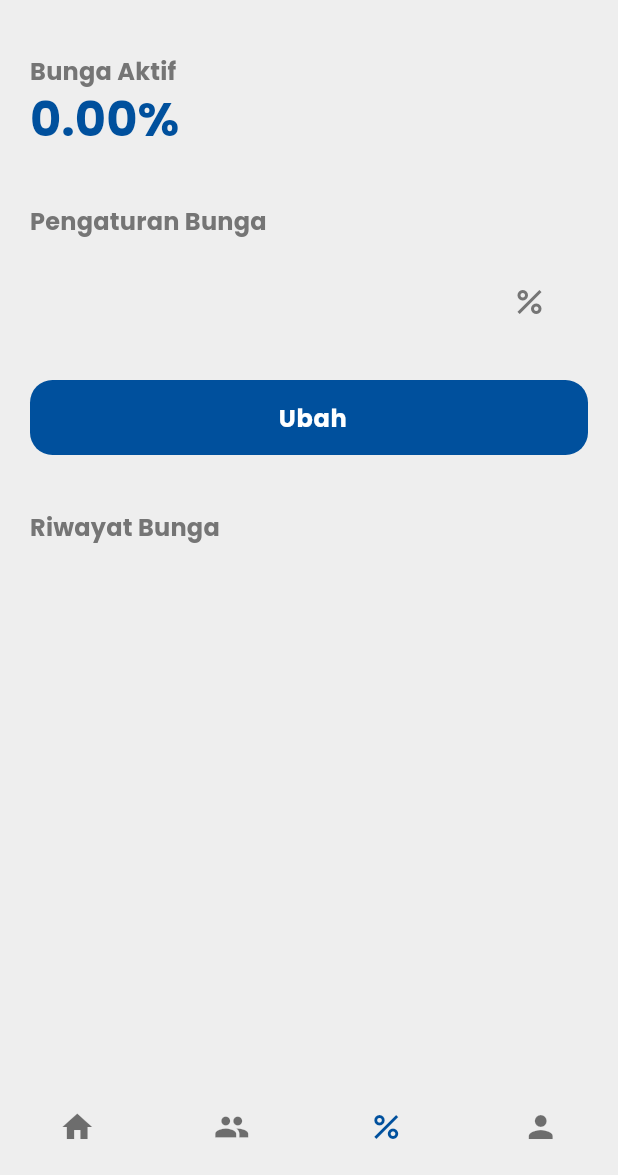
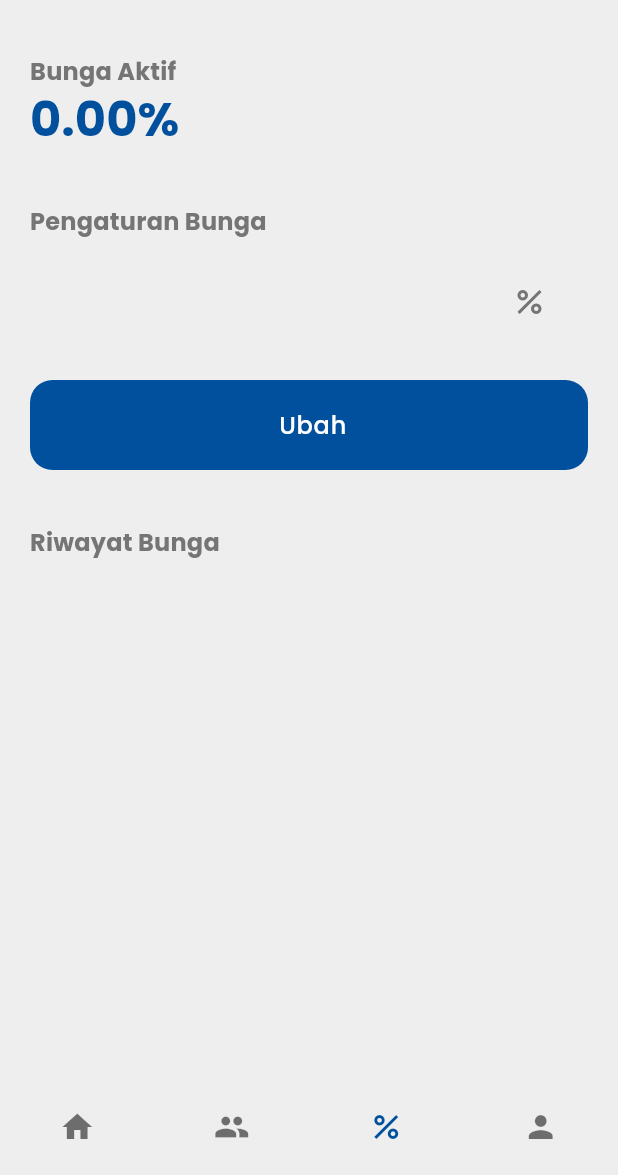
Before and after one commit to bayurkp/pesse, a Flutter app: the InterestScreen screen opened by its route, after a tap on "Tutup", on a phone screen of 412 x 824 dp, the part 61-1236 px from its top. Run offline on Flutter 3.47's test engine with Material 3 defaults, Android fonts, the light colour scheme and no system bars; our stand-ins replace carousel_slider, currency_text_input_formatter, dio, flutter_dotenv, flutter_svg, form_validator and 3 more; accounts and stored records are empty; network calls fail.

Commit message:
fix: bug

```diff
--- a/lib/configs/router.dart
+++ b/lib/configs/router.dart
@@ -77,7 +77,7 @@ class PesseRouter {
           path: '/members',
           pageBuilder: (context, state) => NoTransitionPage<void>(
             key: state.pageKey,
-            child: const MembersScreen(),
+            child: const MemberScreen(),
           ),
         ),
         GoRoute(
--- a/lib/providers/auth_provider.dart
+++ b/lib/providers/auth_provider.dart
@@ -63,13 +63,14 @@ class AuthNotifier with ChangeNotifier {
           'password': password,
         },
       );
-      GetStorage().write('token', response.data['data']['token']);
-      GetStorage().write('user', response.data['data']['user']);
+
+      await login(email: email, password: password);
 
       _isPending = false;
       _isLoggedIn = true;
       _isSuccess = true;
       _message = response.data['message'];
+      print(response);
       notifyListeners();
     } on DioException catch (e) {
       print(e.response!.data);
--- a/lib/screens/home_screen.dart
+++ b/lib/screens/home_screen.dart
@@ -2,7 +2,6 @@ import 'package:carousel_slider/carousel_slider.dart';
 import 'package:flutter/material.dart';
 import 'package:flutter_svg/flutter_svg.dart';
 import 'package:go_router/go_router.dart';
-import 'package:pesse/models/member_model.dart';
 import 'package:pesse/providers/bottom_navigation_provider.dart';
 import 'package:pesse/providers/member_provider.dart';
 import 'package:pesse/providers/transaction_provider.dart';
--- a/lib/screens/interest_screen.dart
+++ b/lib/screens/interest_screen.dart
@@ -1,6 +1,7 @@
 import 'package:flutter/cupertino.dart';
 import 'package:flutter/material.dart';
 import 'package:flutter/widgets.dart';
+import 'package:form_validator/form_validator.dart';
 import 'package:pesse/providers/bottom_navigation_provider.dart';
 import 'package:pesse/providers/transaction_provider.dart';
 import 'package:pesse/themes/colors.dart';
@@ -21,6 +22,7 @@ class InterestScreen extends StatefulWidget {
 }
 
 class _InterestScreenState extends State<InterestScreen> {
+  final GlobalKey<FormState> _formKey = GlobalKey<FormState>();
   final TextEditingController interestController = TextEditingController();
 
   @override
@@ -28,13 +30,21 @@ class _InterestScreenState extends State<InterestScreen> {
     Provider.of<BottomNavigationNotifier>(context, listen: false)
         .setCurrentIndex(2);
 
-    Future.delayed(Duration.zero, () {
-      TransactionNotifier transactionNotifier =
-          Provider.of<TransactionNotifier>(context, listen: false);
-      transactionNotifier.getInterest();
+    WidgetsBinding.instance.addPostFrameCallback((_) {
+      _initData();
     });
 
     super.initState();
+  }
+
+  Future<void> _initData() async {
+    final transactionNotifier =
+        Provider.of<TransactionNotifier>(context, listen: false);
+    try {
+      await transactionNotifier.getInterest();
+    } catch (e) {
+      print(e);
+    }
   }
 
   @override
@@ -104,6 +114,7 @@ class _InterestScreenState extends State<InterestScreen> {
 
   Widget _updateInterestForm() {
     return Form(
+      key: _formKey,
       child: Column(
         crossAxisAlignment: CrossAxisAlignment.start,
         children: <Widget>[
@@ -115,15 +126,20 @@ class _InterestScreenState extends State<InterestScreen> {
           PesseTextField(
             controller: interestController,
             suffixIcon: const Icon(Icons.percent),
+            validator: ValidationBuilder(
+              requiredMessage: 'Persentase tidak boleh kosong',
+            ).build(),
             keyboardType: TextInputType.number,
           ),
           const SizedBox(height: 20),
           PesseTextButton(
             onPressed: () {
-              Provider.of<TransactionNotifier>(context, listen: false)
-                  .updateInterest(
-                newInterest: double.parse(interestController.text),
-              );
+              if (_formKey.currentState!.validate()) {
+                Provider.of<TransactionNotifier>(context, listen: false)
+                    .updateInterest(
+                  newInterest: double.parse(interestController.text),
+                );
+              }
             },
             label: 'Ubah',
           )
--- a/lib/themes/input_decoration_theme.dart
+++ b/lib/themes/input_decoration_theme.dart
@@ -28,5 +28,25 @@ class PesseInputDecorationTheme {
         Radius.circular(15.0),
       ),
     ),
+    errorBorder: const OutlineInputBorder(
+      borderSide: BorderSide(
+        color: PesseColors.error,
+      ),
+      borderRadius: BorderRadius.all(
+        Radius.circular(15.0),
+      ),
+    ),
+    focusedErrorBorder: const OutlineInputBorder(
+      borderSide: BorderSide(
+        color: PesseColors.error,
+      ),
+      borderRadius: BorderRadius.all(
+        Radius.circular(15.0),
+      ),
+    ),
+    errorMaxLines: 3,
+    errorStyle: PesseTextTheme.textTheme.bodySmall!.copyWith(
+      color: PesseColors.error,
+    ),
   );
 }
--- a/lib/widgets/dropdown.dart
+++ b/lib/widgets/dropdown.dart
@@ -1,7 +1,5 @@
 import 'package:flutter/material.dart';
-import 'package:pesse/providers/member_provider.dart';
 import 'package:pesse/themes/colors.dart';
-import 'package:provider/provider.dart';
 
 class PesseDropdownMenu extends StatefulWidget {
   final List<DropdownMenuEntry<String>> dropdownMenuEntries;
--- a/lib/widgets/text_button.dart
+++ b/lib/widgets/text_button.dart
@@ -40,7 +40,7 @@ class _PesseTextButtonState extends State<PesseTextButton> {
         ),
         onPressed: widget.onPressed,
         child: Padding(
-          padding: const EdgeInsets.all(5.0),
+          padding: const EdgeInsets.all(10.0),
           child: Row(
             mainAxisAlignment: MainAxisAlignment.center,
             children: <Widget>[
@@ -63,7 +63,7 @@ class _PesseTextButtonState extends State<PesseTextButton> {
                 widget.label,
                 style: context.body.copyWith(
                   color: widget.foregroundColor ?? PesseColors.onPrimary,
-                  fontWeight: FontWeight.w600,
+                  fontWeight: FontWeight.w500,
                 ),
               ),
             ],
--- a/lib/widgets/text_field.dart
+++ b/lib/widgets/text_field.dart
@@ -7,6 +7,7 @@ class PesseTextField extends StatefulWidget {
   final String? labelText;
   final TextEditingController controller;
   final TextInputFormatter? inputFormatters;
+  final String? Function(String?)? validator;
   final String? hintText;
   final TextInputType keyboardType;
   final bool readOnly;
@@ -21,6 +22,7 @@ class PesseTextField extends StatefulWidget {
     this.labelText,
     required this.controller,
     this.inputFormatters,
+    this.validator,
     this.hintText,
     this.keyboardType = TextInputType.text,
     this.readOnly = false,
@@ -56,7 +58,8 @@ class _PesseTextFieldState extends State<PesseTextField> {
         SizedBox(
           height: widget.labelText == null ? 0.0 : 4.0,
         ),
-        TextField(
+        TextFormField(
+          validator: widget.validator,
           keyboardType: widget.keyboardType,
           controller: widget.controller,
           readOnly: widget.readOnly,
--- a/pubspec.yaml
+++ b/pubspec.yaml
@@ -22,6 +22,9 @@ dependencies:
   carousel_slider: ^4.2.1
   mask_text_input_formatter: ^2.9.0
   currency_text_input_formatter: ^2.2.3
+  form_validator: ^2.1.1
+  time_picker_spinner_pop_up: ^2.0.0
+  intl_phone_number_input: ^0.7.4
 
 dev_dependencies:
   flutter_test:
```
Also changed, not shown: lib/providers/area_provider.dart (+7 -0 lines), lib/providers/transaction_provider.dart (+7 -1 lines), lib/screens/login_screen.dart (+18 -12 lines), lib/screens/members_screen.dart (+34 -23 lines), lib/screens/register_screen.dart (+14 -17 lines), lib/widgets/member_form.dart (+106 -59 lines), lib/widgets/password_field.dart (+6 -1 lines), pubspec.lock.
